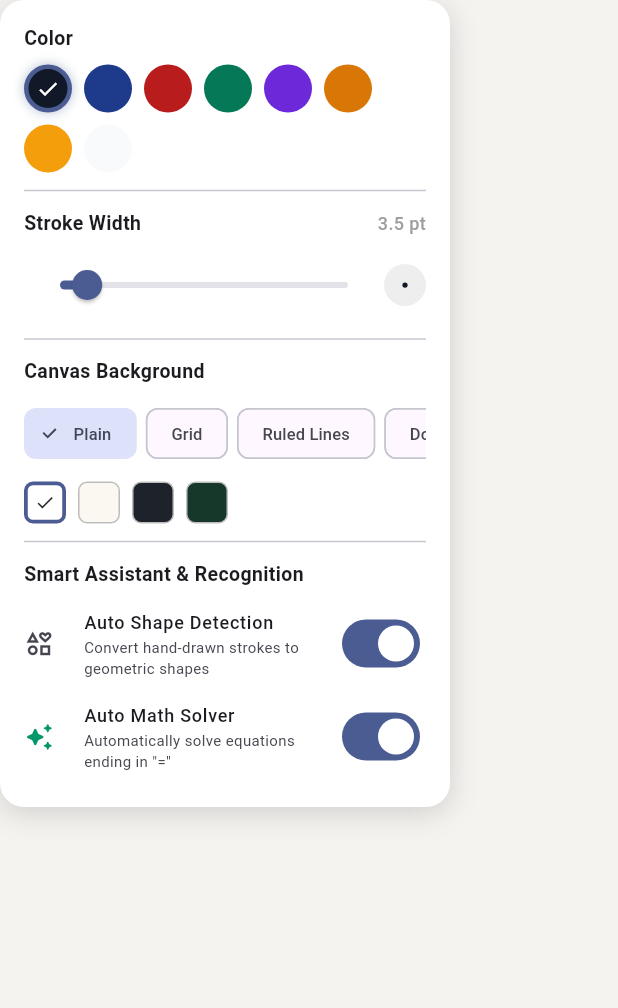
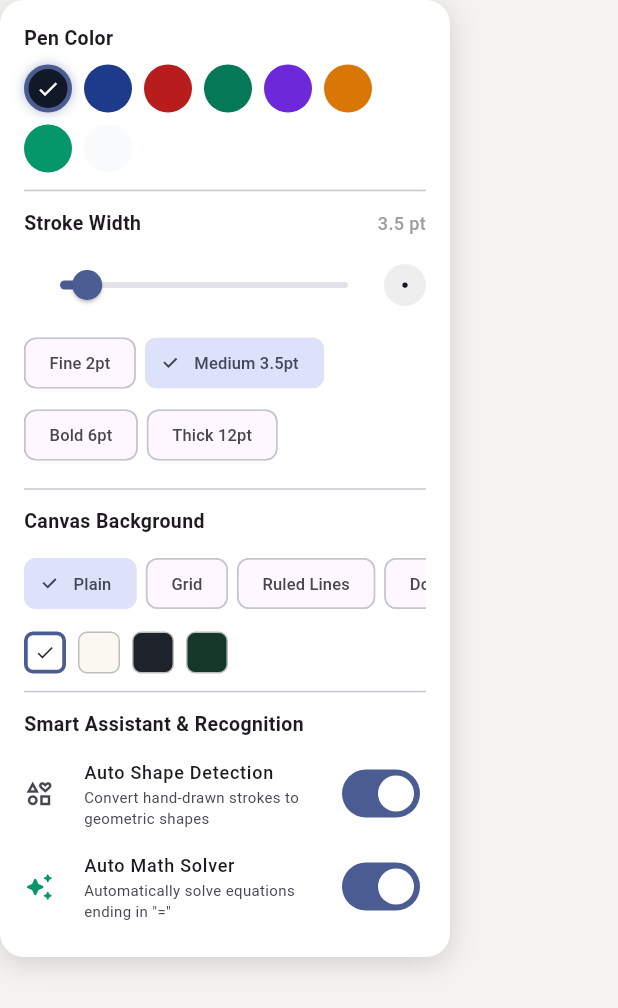
Before and after one commit to sandeepmaddheshiya/chalkmind-app, a Flutter app: the ToolPropertiesPanel widget shown alone on an empty page, opened directly, on a phone screen of 412 x 824 dp. Shown: the top 1008 px of the screen. Run offline on Flutter 3.47's test engine with Material 3 defaults, Android fonts, the phone set to English and light mode, and no system bars; our stand-ins replace flutter_riverpod, pdf, share_plus.

Commit message:
feat: add tool-specific color and stroke presets with visual indicators

```diff
--- a/lib/features/whiteboard/state/whiteboard_state.dart
+++ b/lib/features/whiteboard/state/whiteboard_state.dart
@@ -26,6 +26,7 @@ class WhiteboardState {
   final bool isCalculatingMath;
   final bool isAutoShapeEnabled;
   final bool isAutoMathEnabled;
+  final Map<ToolType, ToolPreset> toolPresets;
 
   const WhiteboardState({
     required this.project,
@@ -48,6 +49,7 @@ class WhiteboardState {
     this.shapeSuggestion,
     this.detectedMathResult,
     this.handwritingMathResult,
+    this.toolPresets = defaultPresets,
   });
 
   Color get selectedColor => Color(selectedColorValue);
@@ -73,6 +75,7 @@ class WhiteboardState {
     ShapeDetectionResult? Function()? shapeSuggestion,
     MathEvaluationResult? Function()? detectedMathResult,
     HandwritingMathResult? Function()? handwritingMathResult,
+    Map<ToolType, ToolPreset>? toolPresets,
   }) {
     return WhiteboardState(
       project: project ?? this.project,
@@ -95,6 +98,7 @@ class WhiteboardState {
       shapeSuggestion: shapeSuggestion != null ? shapeSuggestion() : this.shapeSuggestion,
       detectedMathResult: detectedMathResult != null ? detectedMathResult() : this.detectedMathResult,
       handwritingMathResult: handwritingMathResult != null ? handwritingMathResult() : this.handwritingMathResult,
+      toolPresets: toolPresets ?? this.toolPresets,
     );
   }
 
@@ -106,7 +110,40 @@ class WhiteboardState {
     0xFF047857, // Chalkboard Emerald Green
     0xFF6D28D9, // Deep Violet / Indigo
     0xFFD97706, // Warm Amber Orange
-    0xFFF59E0B, // Highlighter Gold
+    0xFF059669, // Forest Green
     0xFFF9FAFB, // Chalk White (for dark boards)
   ];
+
+  // Vibrant pastel highlighter palette
+  static const List<int> highlighterPalette = [
+    0xFFFACC15, // Fluorescent Sunlight Yellow
+    0xFF4ADE80, // Fresh Mint Green
+    0xFF38BDF8, // Vivid Sky Blue
+    0xFFF472B6, // Neon Bubblegum Pink
+    0xFFFB923C, // Vivid Tangerine Orange
+    0xFFC084FC, // Soft Lavender Purple
+  ];
+
+  static const Map<ToolType, ToolPreset> defaultPresets = {
+    ToolType.pen: ToolPreset(colorValue: 0xFF111827, strokeWidth: 3.5),
+    ToolType.pencil: ToolPreset(colorValue: 0xFF4B5563, strokeWidth: 2.0),
+    ToolType.marker: ToolPreset(colorValue: 0xFF1E3A8A, strokeWidth: 8.0),
+    ToolType.highlighter: ToolPreset(colorValue: 0xFFFACC15, strokeWidth: 22.0),
+  };
 }
+
+class ToolPreset {
+  final int colorValue;
+  final double strokeWidth;
+
+  const ToolPreset({required this.colorValue, required this.strokeWidth});
+
+  Color get color => Color(colorValue);
+
+  ToolPreset copyWith({int? colorValue, double? strokeWidth}) {
+    return ToolPreset(
+      colorValue: colorValue ?? this.colorValue,
+      strokeWidth: strokeWidth ?? this.strokeWidth,
+    );
+  }
+}
--- a/lib/features/whiteboard/ui/tool_properties_panel.dart
+++ b/lib/features/whiteboard/ui/tool_properties_panel.dart
@@ -32,15 +32,18 @@ class ToolPropertiesPanel extends ConsumerWidget {
         crossAxisAlignment: CrossAxisAlignment.start,
         children: [
           // Section 1: Color Palette
-          const Text(
-            'Color',
-            style: TextStyle(fontSize: 13, fontWeight: FontWeight.w600),
+          Text(
+            state.currentTool == ToolType.highlighter ? 'Highlighter Color' : 'Pen Color',
+            style: const TextStyle(fontSize: 13, fontWeight: FontWeight.w600),
           ),
           const SizedBox(height: 8),
           Wrap(
             spacing: 8,
             runSpacing: 8,
-            children: WhiteboardState.standardPalette.map((colorVal) {
+            children: (state.currentTool == ToolType.highlighter
+                    ? WhiteboardState.highlighterPalette
+                    : WhiteboardState.standardPalette)
+                .map((colorVal) {
               final isSelected = state.selectedColorValue == colorVal;
               return GestureDetector(
                 onTap: () {
@@ -88,13 +91,13 @@ class ToolPropertiesPanel extends ConsumerWidget {
           ),
           const Divider(height: 24),
 
-          // Section 2: Stroke Width / Size Slider
+          // Section 2: Stroke Width / Size Slider & Presets
           Row(
             mainAxisAlignment: MainAxisAlignment.spaceBetween,
             children: [
-              const Text(
-                'Stroke Width',
-                style: TextStyle(fontSize: 13, fontWeight: FontWeight.w600),
+              Text(
+                state.currentTool == ToolType.highlighter ? 'Highlighter Width' : 'Stroke Width',
+                style: const TextStyle(fontSize: 13, fontWeight: FontWeight.w600),
               ),
               Text(
                 '${state.selectedStrokeWidth.toStringAsFixed(1)} pt',
@@ -140,6 +143,27 @@ class ToolPropertiesPanel extends ConsumerWidget {
                 ),
               ),
             ],
+          ),
+
+          // Quick Width Preset Chips
+          const SizedBox(height: 4),
+          Wrap(
+            spacing: 6,
+            children: (state.currentTool == ToolType.highlighter
+                    ? <(double, String)>[(14.0, 'Fine 14pt'), (22.0, 'Medium 22pt'), (32.0, 'Broad 32pt')]
+                    : <(double, String)>[(2.0, 'Fine 2pt'), (3.5, 'Medium 3.5pt'), (6.0, 'Bold 6pt'), (12.0, 'Thick 12pt')])
+                .map<Widget>((preset) {
+              final isPresetSelected = (state.selectedStrokeWidth - preset.$1).abs() < 0.5;
+              return ChoiceChip(
+                label: Text(preset.$2, style: const TextStyle(fontSize: 11)),
+                selected: isPresetSelected,
+                onSelected: (selected) {
+                  if (selected) {
+                    ref.read(whiteboardControllerProvider.notifier).setStrokeWidth(preset.$1);
+                  }
+                },
+              );
+            }).toList(),
           ),
 
           // Section 3: Shapes Specific Options
```
Also changed, not shown: lib/features/whiteboard/state/whiteboard_notifier.dart (+34 -7 lines), lib/features/whiteboard/ui/toolbar_widget.dart (+37 -4 lines).
